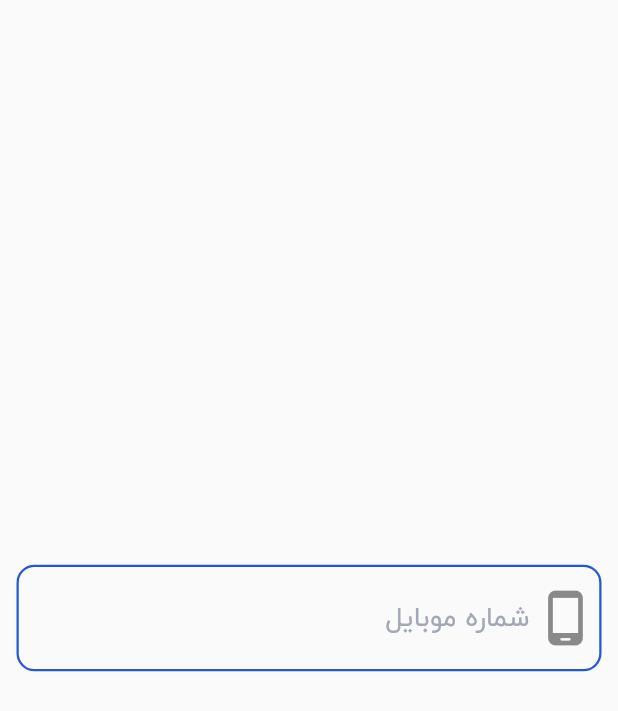
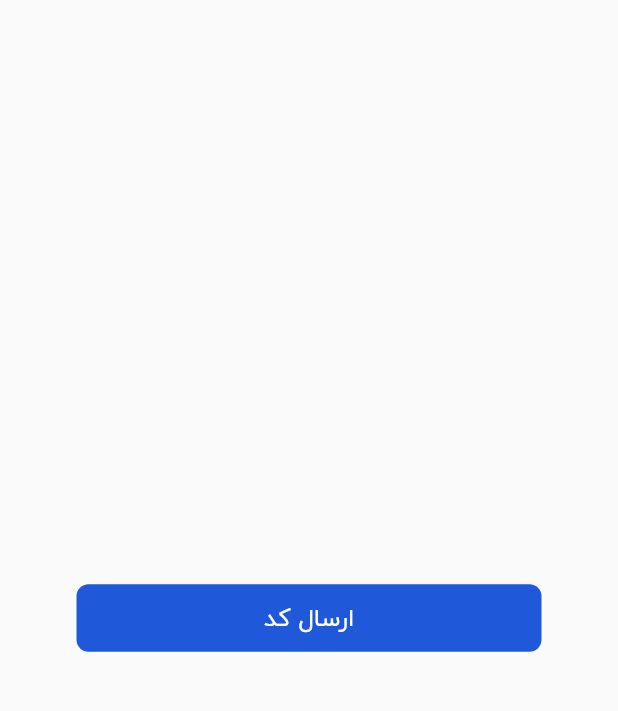
Before and after one commit to BaharBehzadipour/e_contract, a Flutter app: the screen it shows after launch, on a phone screen of 412 x 824 dp. Shown: the top 711 px of the screen. Run offline on Flutter 3.47's test engine with Material 2 defaults, Android fonts, the phone set to English and light mode, and no system bars.

Commit message:
add CustomButton

```diff
--- a/lib/SinIn.dart
+++ b/lib/SinIn.dart
@@ -1,5 +1,6 @@
 import 'package:flutter/material.dart';
 import 'package:e_contract/Widgets/CustomInput.dart';
+import 'package:e_contract/Widgets/CustomButton.dart';
 
 class SinIn extends StatefulWidget {
   const SinIn({Key? key}) : super(key: key);
@@ -11,15 +12,21 @@ class SinIn extends StatefulWidget {
 class _SinInState extends State<SinIn> {
   @override
   Widget build(BuildContext context) {
-    return const Scaffold(
+    return  Scaffold(
       body: Center(
-        child:CustomInput(
-          placeholder: 'شماره موبایل',
-        icon: Icon(
-            Icons.phone_android_rounded,
-          size:40
+        // child:CustomInput(
+        //   placeholder: 'شماره موبایل',
+        // icon: Icon(
+        //     Icons.phone_android_rounded,
+        //   size:40
+        // ),
+        // ) ,
+        child: Container(
+          width: 310,
+          child: CustomButton(
+              textButton: "ارسال کد",
+          ),
         ),
-        ) ,
       ),
     );
   }
--- /dev/null
+++ b/lib/Widgets/CustomButton.dart
@@ -0,0 +1,35 @@
+import 'package:flutter/material.dart';
+
+class CustomButton extends StatefulWidget {
+  final String textButton;
+  const CustomButton({Key? key , required this.textButton}) : super(key: key);
+
+  @override
+  State<CustomButton> createState() => _CustomButtonState();
+}
+
+class _CustomButtonState extends State<CustomButton> {
+  @override
+  Widget build(BuildContext context) {
+    return TextButton(
+        onPressed: (){},
+        child: Text(
+            widget.textButton,
+          style: TextStyle(
+            color: Colors.white,
+            fontFamily: "Iranyekan",
+            fontSize: 16.5
+          ),
+
+        ) ,
+    style: ButtonStyle(
+      backgroundColor: MaterialStateProperty.all(Color.fromRGBO(31, 89, 218, 1)),
+      shape: MaterialStateProperty.all(RoundedRectangleBorder(
+        borderRadius: BorderRadius.circular(8),
+
+      ))
+    ),
+
+    );
+  }
+}
--- a/lib/Widgets/CustomInput.dart
+++ b/lib/Widgets/CustomInput.dart
@@ -16,7 +16,6 @@ class _CustomInputState extends State<CustomInput> {
   @override
   Widget build(BuildContext context) {
     return  Container(
-      width: 390,
         child: Directionality(
           textDirection: TextDirection.rtl,
           child: TextField(
```
